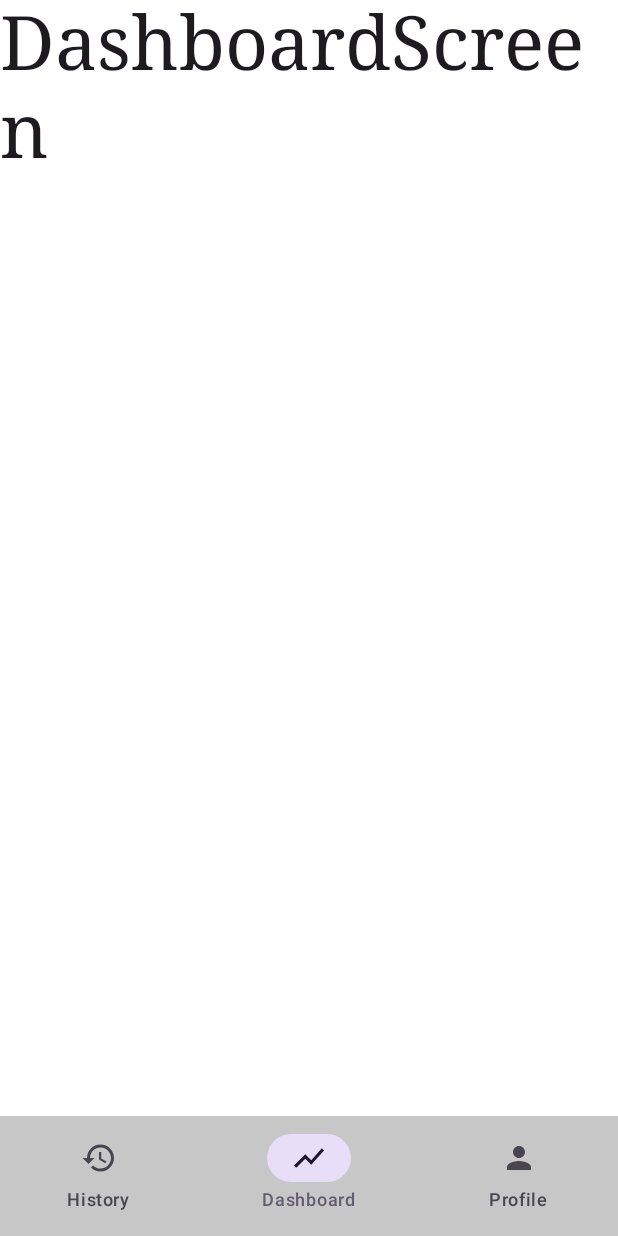
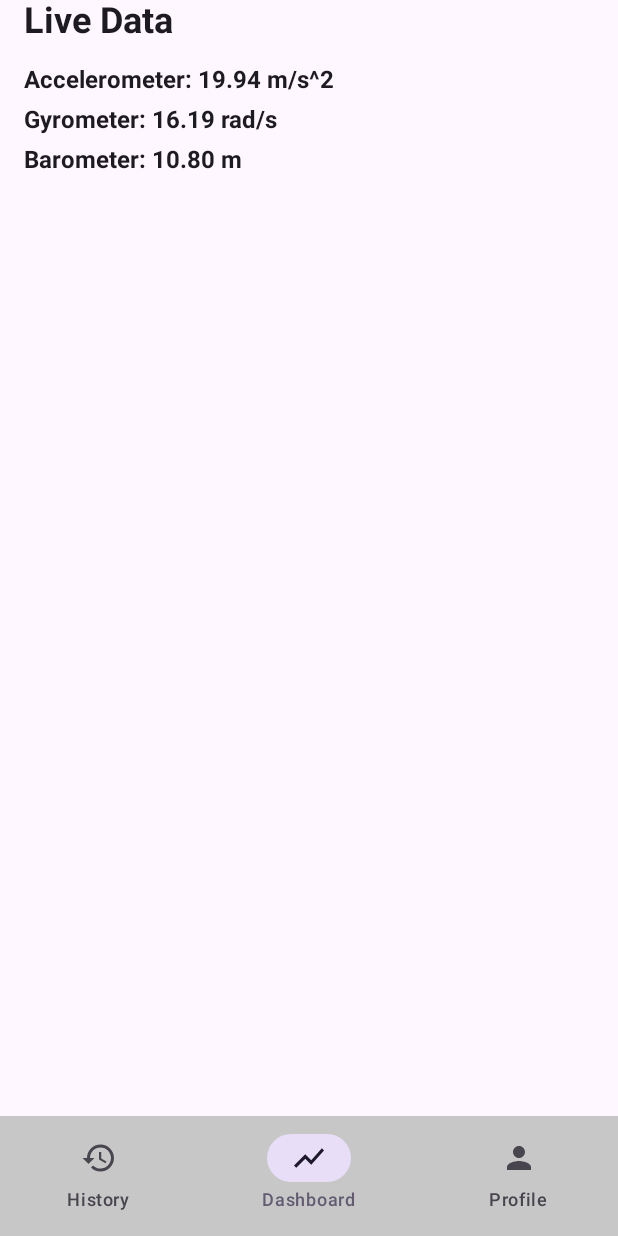
Before and after one commit to jath2025/Twitchy-Project, an Android app built with Jetpack Compose: the DashboardScreen screen opened through its navigation route, on a phone screen of 412 x 824 dp. Run offline under Robolectric (Android 15) with nearby library versions, the phone set to English and light mode, and no system bars.

Commit message:
Update DashboardScreen with live sensor data (mock data) and remove duplicate dependencies

```diff
--- a/app/build.gradle.kts
+++ b/app/build.gradle.kts
@@ -45,7 +45,6 @@ dependencies {
     implementation(libs.androidx.core.ktx)
     implementation(libs.androidx.lifecycle.runtime.ktx)
     testImplementation(libs.junit)
-    androidTestImplementation(platform(libs.androidx.compose.bom))
     androidTestImplementation(libs.androidx.compose.ui.test.junit4)
     androidTestImplementation(libs.androidx.espresso.core)
     androidTestImplementation(libs.androidx.junit)
@@ -53,5 +52,4 @@ dependencies {
     debugImplementation(libs.androidx.compose.ui.tooling)
     implementation("androidx.navigation:navigation-compose:2.10.1")
     implementation("androidx.compose.material:material-icons-extended:1.7.8")
-
 }
--- a/app/src/main/java/com/jath/twitchy/ui/dashboard/DashboardScreen.kt
+++ b/app/src/main/java/com/jath/twitchy/ui/dashboard/DashboardScreen.kt
@@ -1,16 +1,55 @@
 package com.jath.twitchy.ui.dashboard
-import androidx.compose.foundation.layout.fillMaxSize
-import androidx.compose.material3.Surface
+
+import androidx.compose.foundation.layout.Column
+import androidx.compose.foundation.layout.Spacer
+import androidx.compose.foundation.layout.height
+import androidx.compose.foundation.layout.padding
+import androidx.compose.material3.Text
 import androidx.compose.runtime.Composable
-import androidx.compose.material3.Text
+import androidx.compose.runtime.getValue
+import androidx.compose.runtime.remember
 import androidx.compose.ui.Modifier
-import androidx.compose.ui.graphics.Color
-import androidx.compose.ui.text.font.FontFamily
+import androidx.compose.ui.text.font.FontWeight
+import androidx.compose.ui.unit.dp
 import androidx.compose.ui.unit.sp
+import androidx.lifecycle.compose.collectAsStateWithLifecycle
+import com.jath.twitchy.data.mock.MockDataSource
 
 @Composable
 fun DashboardScreen() {
-    Surface(color = Color(0xFFFFFFFF), modifier = Modifier.fillMaxSize()) {
-        Text("DashboardScreen", fontFamily = FontFamily.Serif, fontSize = 50.sp)
+    val dataSource = remember { MockDataSource() }
+    val sensorData by dataSource.getMockData().collectAsStateWithLifecycle(initialValue = null)
+
+    // 9.81f standard earth gravitational acceleration, 0.8 for belt height
+    val accelData = sensorData?.totalAcceleration() ?: 9.81f
+    val gyroData = sensorData?.totalRotation() ?: 0f
+    val baroData = sensorData?.altitude ?: 0.8f
+
+    Column (modifier = Modifier.padding(horizontal = 16.dp)) {
+        Text("Live Data",
+            fontSize = 24.sp,
+            fontWeight = FontWeight.Bold
+        )
+        Spacer(modifier = Modifier.height(16.dp))
+
+        Text("Accelerometer: %.2f m/s^2".format(accelData),
+            fontSize = 16.sp,
+            fontWeight = FontWeight.Bold
+        )
+        // graph
+        Spacer(modifier = Modifier.height(8.dp))
+
+        Text("Gyrometer: %.2f rad/s".format(gyroData),
+            fontSize = 16.sp,
+            fontWeight = FontWeight.Bold
+        )
+        // graph
+        Spacer(modifier = Modifier.height(8.dp))
+
+        Text("Barometer: %.2f m".format(baroData),
+            fontSize = 16.sp,
+            fontWeight = FontWeight.Bold
+        )
+        // graph
     }
 }
```
